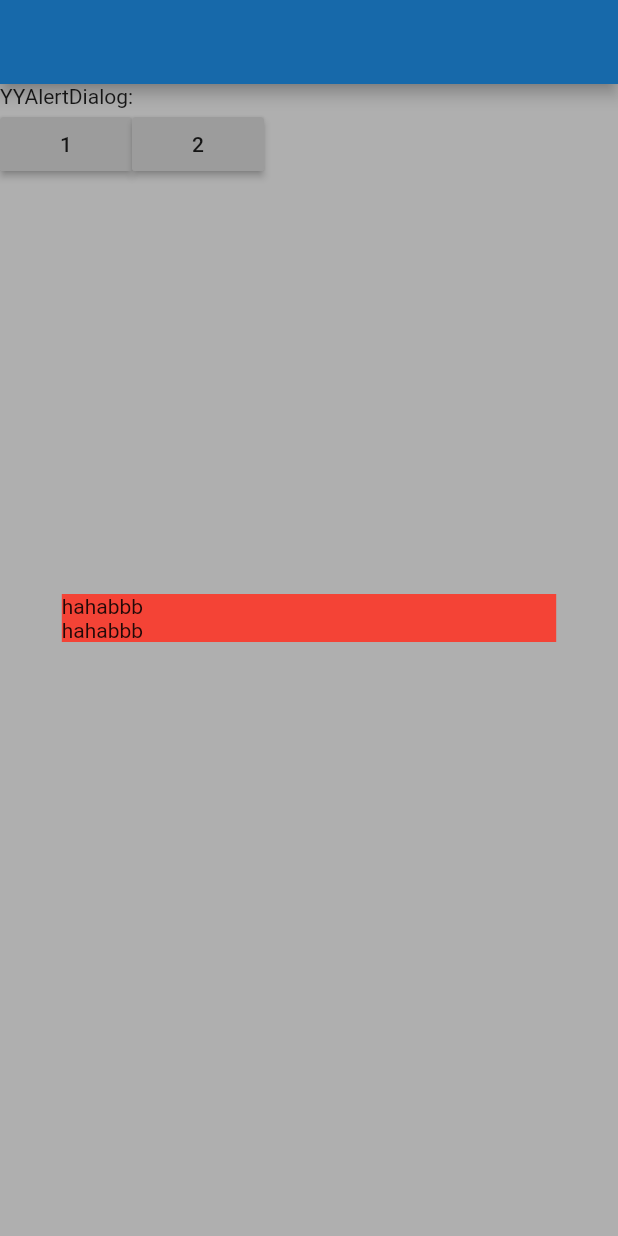
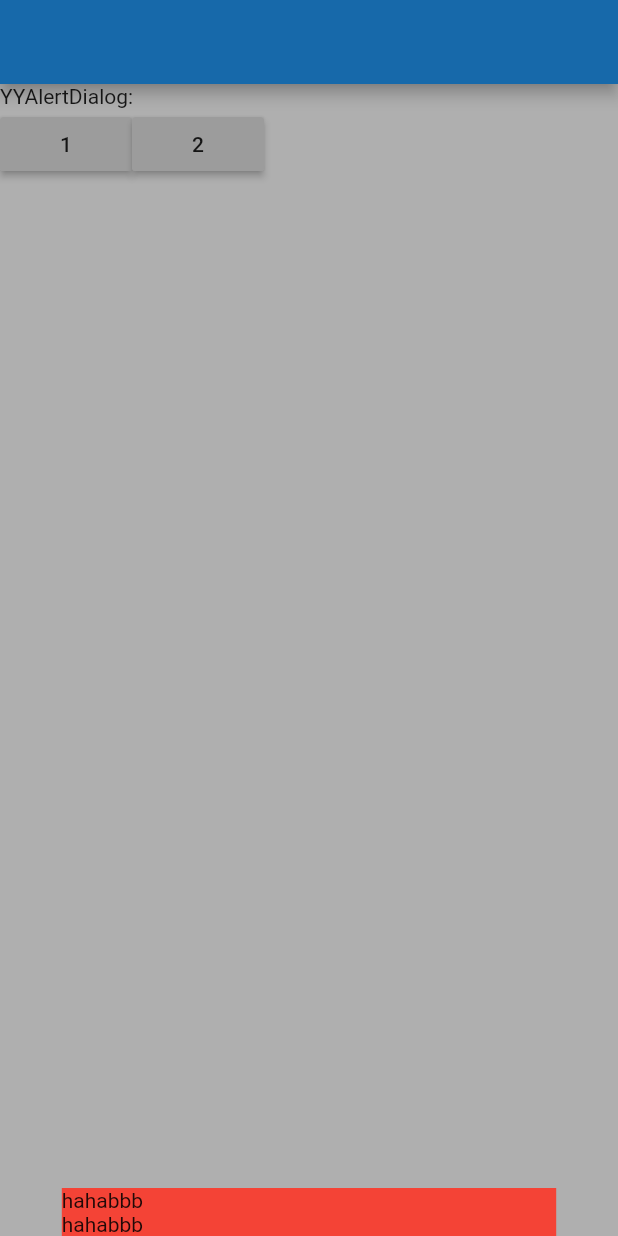
Before and after one commit to YYFlutter/flutter-custom-dialog, a Flutter app: the screen it shows after launch, after a tap on an icon or button, on a phone screen of 412 x 824 dp. Run offline on Flutter 3.47's test engine with Material 2 defaults, Android fonts, the light colour scheme and no system bars.

Commit message:
feat: add css

```diff
--- a/lib/components/dialog.dart
+++ b/lib/components/dialog.dart
@@ -7,6 +7,8 @@ YYDialog YYAlertDialog(BuildContext context) {
     ..decoration = BoxDecoration(
       color: Colors.red,
     )
+    ..constraints = null
+    ..mainAxisAlignment = MainAxisAlignment.end
     ..widget(
       Row(
         children: <Widget>[Text('haha'), Text('bbb')],
```
